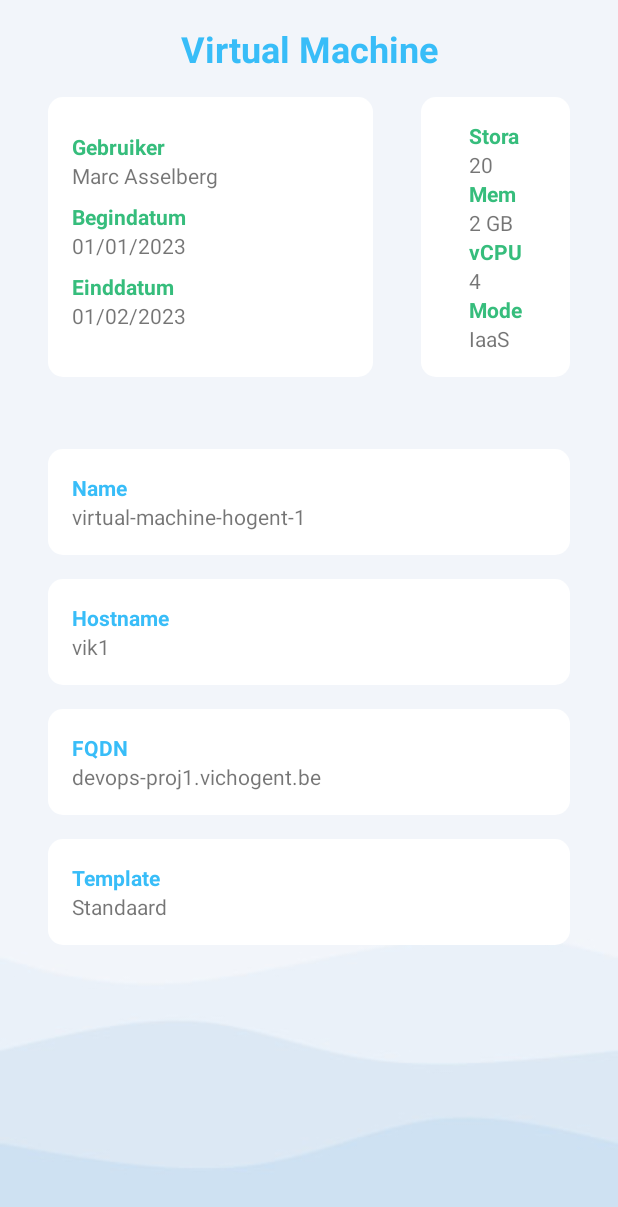
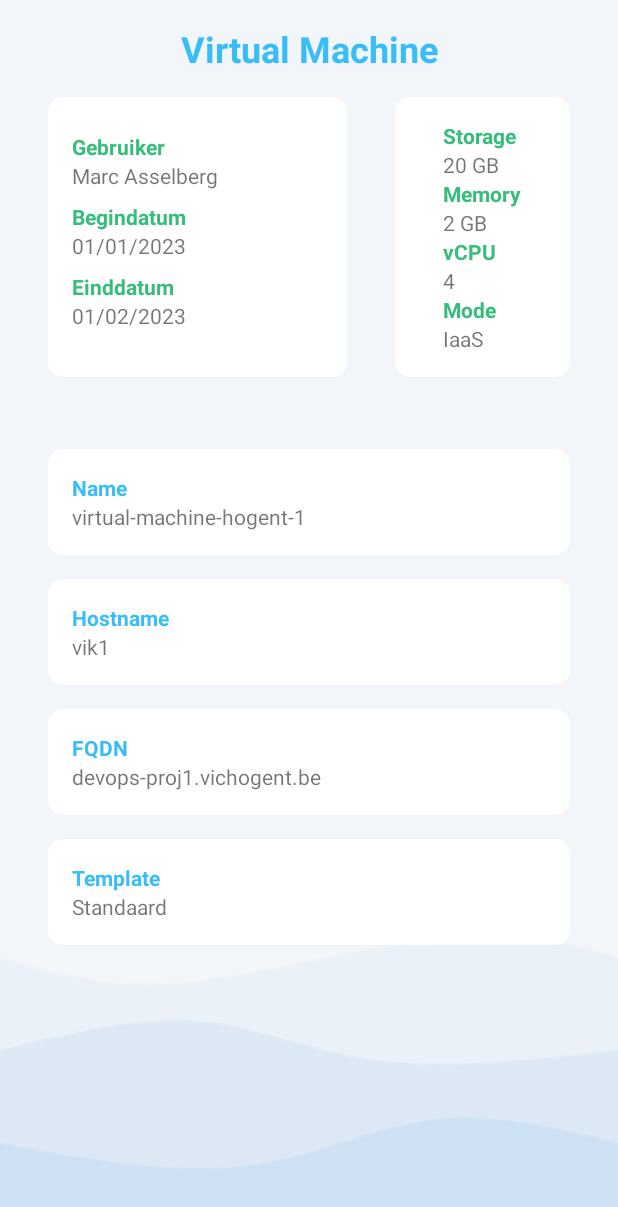
Before and after one commit to bengeendokter/HOGENT-VIC-android, an Android app: the layout fragment_virtual_machine.xml on its own in the app's theme, with its tools: preview values and no code run, on a phone screen of 412 x 824 dp. Shown: the top 1207 px of the screen. Run offline under Robolectric (Android 15) with nearby library versions, the light colour scheme and no system bars.

Commit message:
Wrap vm stats content

```diff
--- a/app/src/main/res/layout-land/fragment_virtual_machine.xml
+++ b/app/src/main/res/layout-land/fragment_virtual_machine.xml
@@ -132,13 +132,13 @@
                     <TextView
                         android:id="@+id/vm_txt_storage"
                         style="@style/boldGreen"
-                        android:layout_width="match_parent"
+                        android:layout_width="wrap_content"
                         android:layout_height="wrap_content"
                         android:text="@string/txt_storage" />
 
                     <TextView
                         android:id="@+id/vm_txt_storage_in"
-                        android:layout_width="match_parent"
+                        android:layout_width="wrap_content"
                         android:layout_height="wrap_content"
                         app:capacity="@{vm.storage}"
                         tools:text="20 GB" />
@@ -146,13 +146,13 @@
                     <TextView
                         android:id="@+id/vm_txt_memory"
                         style="@style/boldGreen"
-                        android:layout_width="match_parent"
+                        android:layout_width="wrap_content"
                         android:layout_height="wrap_content"
                         android:text="@string/txt_memory" />
 
                     <TextView
                         android:id="@+id/vm_txt_memory_in"
-                        android:layout_width="match_parent"
+                        android:layout_width="wrap_content"
                         android:layout_height="wrap_content"
                         app:capacity="@{vm.ram}"
                         tools:text="2 GB" />
@@ -166,7 +166,7 @@
 
                     <TextView
                         android:id="@+id/vm_txt_cpuCores_in"
-                        android:layout_width="match_parent"
+                        android:layout_width="wrap_content"
                         android:layout_height="wrap_content"
                         android:text="@{String.valueOf(vm.cpu)}"
                         tools:text="4" />
@@ -174,13 +174,13 @@
                     <TextView
                         android:id="@+id/vm_txt_mode"
                         style="@style/boldGreen"
-                        android:layout_width="match_parent"
+                        android:layout_width="wrap_content"
                         android:layout_height="wrap_content"
                         android:text="@string/txt_mode" />
 
                     <TextView
                         android:id="@+id/vm_txt_mode_in"
-                        android:layout_width="match_parent"
+                        android:layout_width="wrap_content"
                         android:layout_height="wrap_content"
                         tools:text="IaaS" />
 
--- a/app/src/main/res/layout/fragment_virtual_machine.xml
+++ b/app/src/main/res/layout/fragment_virtual_machine.xml
@@ -132,13 +132,13 @@
                     <TextView
                         android:id="@+id/vm_txt_storage"
                         style="@style/boldGreen"
-                        android:layout_width="match_parent"
+                        android:layout_width="wrap_content"
                         android:layout_height="wrap_content"
                         android:text="@string/txt_storage" />
 
                     <TextView
                         android:id="@+id/vm_txt_storage_in"
-                        android:layout_width="match_parent"
+                        android:layout_width="wrap_content"
                         android:layout_height="wrap_content"
                         app:capacity="@{vm.storage}"
                         tools:text="20 GB" />
@@ -146,13 +146,13 @@
                     <TextView
                         android:id="@+id/vm_txt_memory"
                         style="@style/boldGreen"
-                        android:layout_width="match_parent"
+                        android:layout_width="wrap_content"
                         android:layout_height="wrap_content"
                         android:text="@string/txt_memory" />
 
                     <TextView
                         android:id="@+id/vm_txt_memory_in"
-                        android:layout_width="match_parent"
+                        android:layout_width="wrap_content"
                         android:layout_height="wrap_content"
                         app:capacity="@{vm.ram}"
                         tools:text="2 GB" />
@@ -166,7 +166,7 @@
 
                     <TextView
                         android:id="@+id/vm_txt_cpuCores_in"
-                        android:layout_width="match_parent"
+                        android:layout_width="wrap_content"
                         android:layout_height="wrap_content"
                         android:text="@{String.valueOf(vm.cpu)}"
                         tools:text="4" />
@@ -174,13 +174,13 @@
                     <TextView
                         android:id="@+id/vm_txt_mode"
                         style="@style/boldGreen"
-                        android:layout_width="match_parent"
+                        android:layout_width="wrap_content"
                         android:layout_height="wrap_content"
                         android:text="@string/txt_mode" />
 
                     <TextView
                         android:id="@+id/vm_txt_mode_in"
-                        android:layout_width="match_parent"
+                        android:layout_width="wrap_content"
                         android:layout_height="wrap_content"
                         tools:text="IaaS" />
 
```
